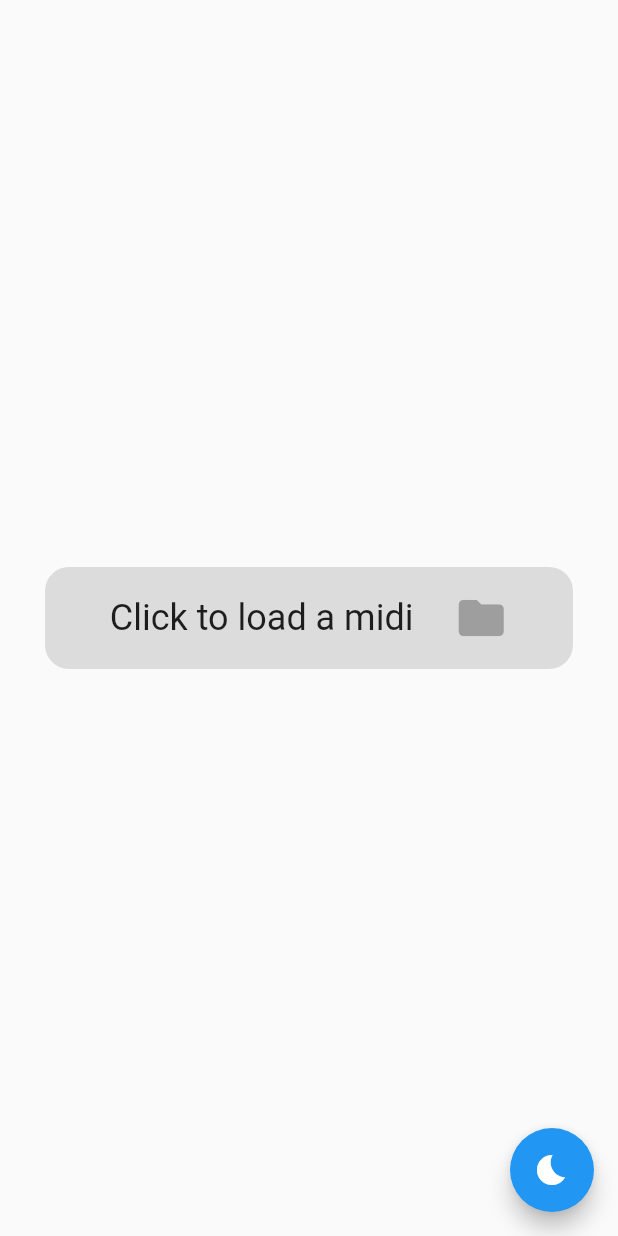
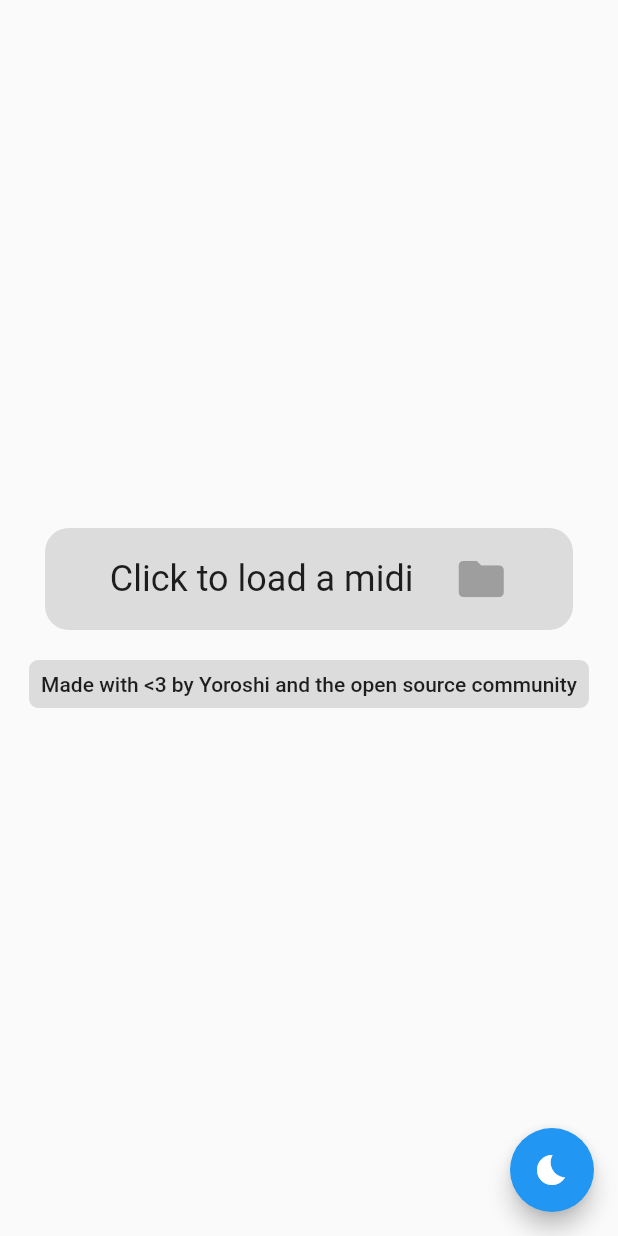
Before and after one commit to yoroshikun/flutter_genshin_lyre_player, a Flutter app: the screen it shows after launch, on a phone screen of 412 x 824 dp. Run offline on Flutter 3.47's test engine with Material 2 defaults, Android fonts, the phone set to English and light mode, and no system bars; missing offline and left inert: dart:ffi, filepicker_windows, win32.

Commit message:
chore: midi file updates, footer text, test mode toggle

```diff
--- a/lib/main.dart
+++ b/lib/main.dart
@@ -82,8 +82,7 @@ class _MyHomePageState extends State<MyHomePage> {
   File? file;
   bool _playing = false;
   int _playerPosition = 0;
-  int _testMode = 0;
-  List<List<int>> _playTracks = [];
+  bool _testMode = false;
 
   void _openMidi() {
     final pickerFile = OpenFilePicker()
@@ -135,7 +134,7 @@ class _MyHomePageState extends State<MyHomePage> {
   }
 
   void _startPlayer(int position) {
-    _player?.play(true);
+    _player?.play(_testMode);
     setState(() => _playing = true);
   }
 
@@ -220,11 +219,14 @@ class _MyHomePageState extends State<MyHomePage> {
                     style: Theme.of(context).textTheme.bodyText1),
               ],
             ),
+            Text('Test Mode: $_testMode',
+                style: Theme.of(context).textTheme.bodyText1),
             Text('Playing: $_playing',
                 style: Theme.of(context).textTheme.bodyText1),
             SizedBox(height: 10),
-            Row(mainAxisAlignment: MainAxisAlignment.spaceAround, children: <
-                Widget>[
+            Row(
+              mainAxisAlignment: MainAxisAlignment.spaceAround,
+              children: <Widget>[
                 Column(
                   children: [
                     ElevatedButton.icon(
@@ -238,7 +240,8 @@ class _MyHomePageState extends State<MyHomePage> {
                     ),
                     SizedBox(height: 10),
                     ElevatedButton.icon(
-                    label: const Text('Pause', style: TextStyle(fontSize: 18)),
+                      label:
+                          const Text('Pause', style: TextStyle(fontSize: 18)),
                       icon: const Icon(Icons.pause),
                       onPressed: () async => _playing ? _pausePlayer() : null,
                       style: _playing
@@ -251,23 +254,35 @@ class _MyHomePageState extends State<MyHomePage> {
                 Column(
                   children: [
                     ElevatedButton.icon(
-                    label: const Text('Reset', style: TextStyle(fontSize: 18)),
+                      label:
+                          const Text('Reset', style: TextStyle(fontSize: 18)),
                       icon: const Icon(Icons.settings_backup_restore_outlined),
                       onPressed: () async => _playing ? _resetPlayer() : null,
                       style: _playing
-                        ? ElevatedButton.styleFrom(primary: Colors.orange[400])
+                          ? ElevatedButton.styleFrom(
+                              primary: Colors.orange[400])
                           : ElevatedButton.styleFrom(primary: Colors.grey[400]),
                     ),
                     SizedBox(height: 10),
                     ElevatedButton.icon(
-                    label: const Text('Clear', style: TextStyle(fontSize: 18)),
+                      label:
+                          const Text('Clear', style: TextStyle(fontSize: 18)),
                       icon: const Icon(Icons.restore_from_trash_rounded),
                       onPressed: () async => _clear(),
                       style: ElevatedButton.styleFrom(primary: Colors.red[400]),
                     ),
                   ],
                 ),
-            ]),
+              ],
+            ),
+            SizedBox(height: 10),
+            ElevatedButton.icon(
+              label: const Text('Toggle Test Mode',
+                  style: TextStyle(fontSize: 18)),
+              icon: const Icon(Icons.text_snippet),
+              onPressed: () => setState(() => _testMode = !_testMode),
+              style: ElevatedButton.styleFrom(primary: Colors.red[400]),
+            ),
           ],
         ),
       );
@@ -279,11 +294,27 @@ class _MyHomePageState extends State<MyHomePage> {
       //   title: Text(widget.title!),
       // ),
       body: Center(
-          child:
-              _reader == null ? welcomeChild(context) : loadedChild(context)),
+        child: Column(
+          mainAxisAlignment: MainAxisAlignment.center,
+          crossAxisAlignment: CrossAxisAlignment.center,
+          children: <Widget>[
+            _reader == null ? welcomeChild(context) : loadedChild(context),
+            SizedBox(height: 20),
+            Container(
+              padding: const EdgeInsets.all(8.0),
+              decoration: BoxDecoration(
+                  color: Colors.black12,
+                  borderRadius: BorderRadius.all(Radius.circular(6))),
+              child: Text(
+                  'Made with <3 by Yoroshi and the open source community',
+                  style: Theme.of(context).textTheme.bodyText1),
+            ),
+          ],
+        ),
+      ),
       floatingActionButton: FloatingActionButton(
         onPressed: widget.toggleMode,
-        tooltip: 'Open Midi',
+        tooltip: 'Toggle Dark Mode',
         child: widget.theme == ThemeMode.light
             ? const Icon(Icons.bedtime)
             : const Icon(Icons.wb_sunny),
```
Also changed, not shown: 1 other file. Lines whose indentation alone changed are shown as unchanged.
